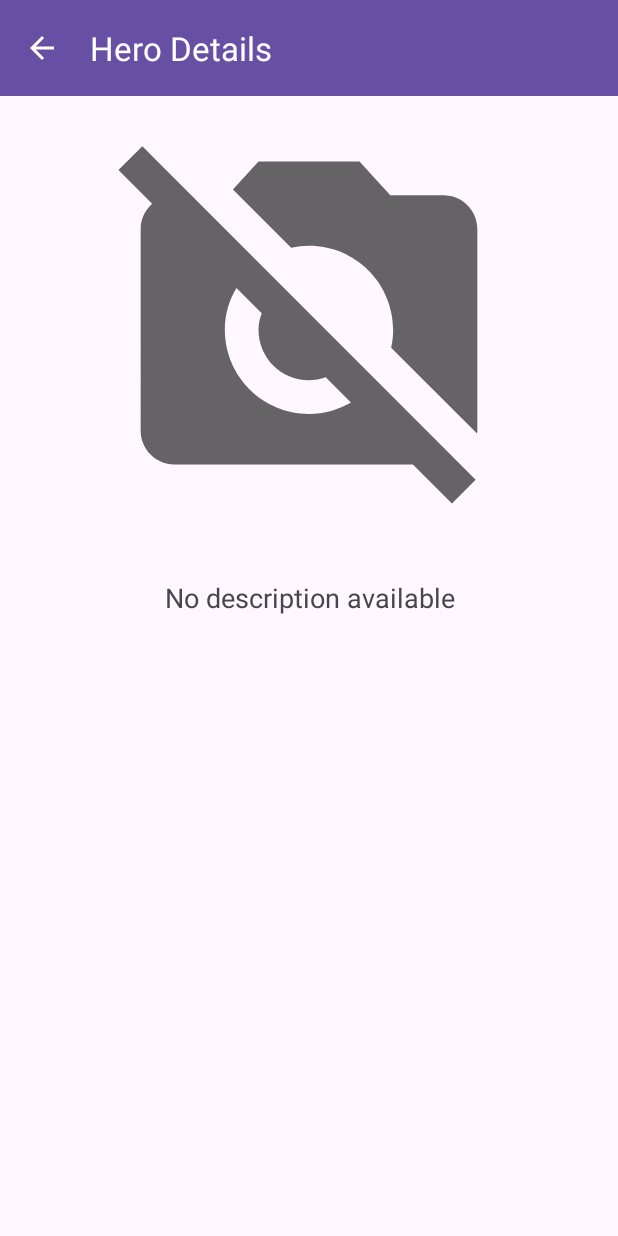
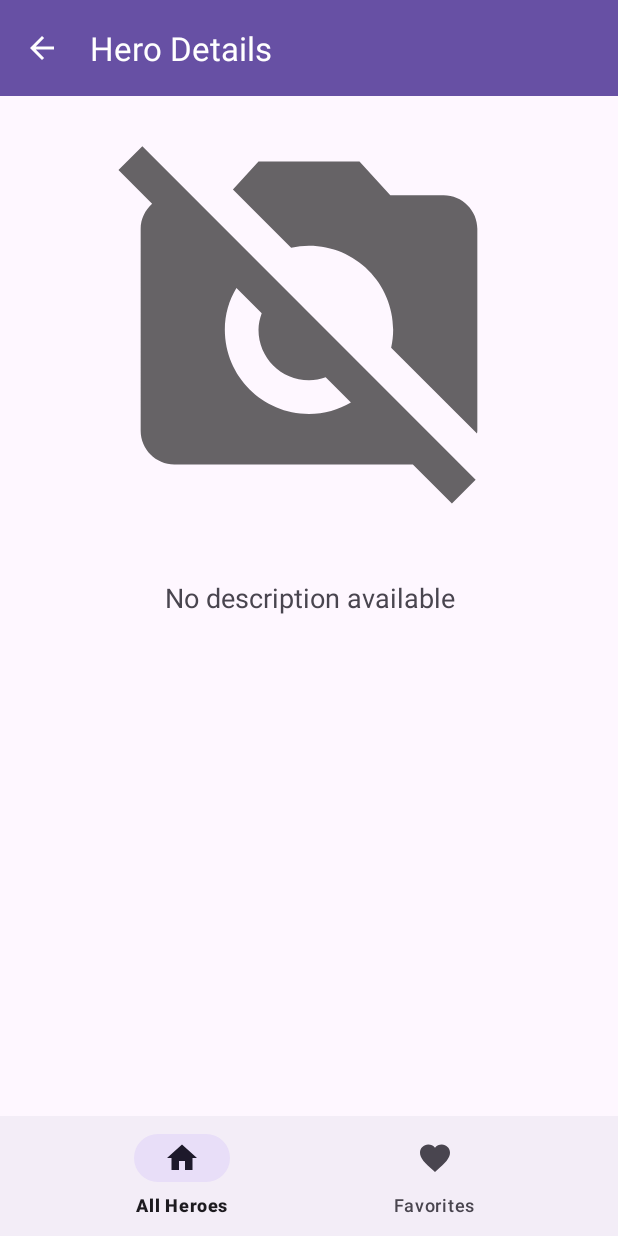
Before and after one commit to jefersonbaixo/heroes, an Android app: the fragment HeroDetailsFragment placed in its activity, on a phone screen of 412 x 824 dp. Run offline under Robolectric (Android 15) with nearby library versions, the phone set to English and light mode, and no system bars; pictures from the network do not load; 7 statements that could not run were skipped.

Commit message:
removed bottom_nav when on hero details screen, added new Hero class for better including on room.

```diff
--- a/app/src/main/java/mastering/andriod/heroes/MainActivity.kt
+++ b/app/src/main/java/mastering/andriod/heroes/MainActivity.kt
@@ -1,7 +1,11 @@
 package mastering.andriod.heroes
 
 import android.os.Bundle
+import android.view.View
+import android.widget.Toast
 import androidx.appcompat.app.AppCompatActivity
+import androidx.navigation.findNavController
+import androidx.navigation.fragment.NavHostFragment
 import mastering.andriod.heroes.databinding.ActivityMainBinding
 
 class MainActivity : AppCompatActivity() {
@@ -13,6 +17,16 @@ class MainActivity : AppCompatActivity() {
         binding = ActivityMainBinding.inflate(layoutInflater)
         setContentView(binding.root)
 
+        val navHostFragment =
+            supportFragmentManager.findFragmentById(R.id.nav_host_fragment) as NavHostFragment
+        val navController = navHostFragment.navController
+        navController.addOnDestinationChangedListener { _, destination, _ ->
+            if(destination.id == R.id.heroDetailsFragment) {
+                binding.bottomNavigationView.visibility = View.GONE
+            } else {
+                binding.bottomNavigationView.visibility = View.VISIBLE
+            }
+        }
     }
 
 
--- a/app/src/main/java/mastering/andriod/heroes/fragments/HeroDetailsFragment.kt
+++ b/app/src/main/java/mastering/andriod/heroes/fragments/HeroDetailsFragment.kt
@@ -34,7 +34,7 @@ class HeroDetailsFragment : Fragment() {
     private fun setupView() {
         val args: HeroDetailsFragmentArgs by navArgs()
         val name = args.hero.name
-        val imageUrl = args.hero.thumbnail.getFullImageUrl()
+        val imageUrl = args.hero.imageUrl
         val description = args.hero.description.ifEmpty { "No description available" }
 
         with(binding) {
--- a/app/src/main/java/mastering/andriod/heroes/models/CharacterResponse.kt
+++ b/app/src/main/java/mastering/andriod/heroes/models/CharacterResponse.kt
@@ -13,5 +13,5 @@ data class CharacterResponse(
 
 data class CharacterData(
     @SerializedName("results")
-    val results: List<Hero>
+    val results: List<HeroResponse>
 )
--- a/app/src/main/java/mastering/andriod/heroes/viewmodels/AllHeroesViewModel.kt
+++ b/app/src/main/java/mastering/andriod/heroes/viewmodels/AllHeroesViewModel.kt
@@ -5,6 +5,7 @@ import androidx.lifecycle.MutableLiveData
 import androidx.lifecycle.ViewModel
 import mastering.andriod.heroes.models.CharacterResponse
 import mastering.andriod.heroes.models.Hero
+import mastering.andriod.heroes.parseHero
 import mastering.andriod.heroes.services.Client
 import retrofit2.Call
 import retrofit2.Callback
@@ -32,7 +33,9 @@ class AllHeroesViewModel : ViewModel() {
                     _loadingData.value = false
                     if (response.isSuccessful) {
                         val characterResponse = response.body()
-                        val characters = characterResponse?.data?.results ?: listOf()
+                        val characters = characterResponse?.data?.results?.map {
+                            parseHero(it)
+                        } ?: listOf()
                         val newList = heroesData.value?.plus(characters) ?: characters
                         _heroesData.value = newList
                     } else {
--- /dev/null
+++ b/app/src/main/res/drawable/baseline_favorite_24.xml
@@ -0,0 +1,5 @@
+<vector android:height="24dp" android:tint="#6D1CBA"
+    android:viewportHeight="24" android:viewportWidth="24"
+    android:width="24dp" xmlns:android="http://schemas.android.com/apk/res/android">
+    <path android:fillColor="@android:color/white" android:pathData="M12,21.35l-1.45,-1.32C5.4,15.36 2,12.28 2,8.5 2,5.42 4.42,3 7.5,3c1.74,0 3.41,0.81 4.5,2.09C13.09,3.81 14.76,3 16.5,3 19.58,3 22,5.42 22,8.5c0,3.78 -3.4,6.86 -8.55,11.54L12,21.35z"/>
+</vector>
--- /dev/null
+++ b/app/src/main/res/drawable/baseline_home_24.xml
@@ -0,0 +1,5 @@
+<vector android:height="24dp" android:tint="#6D1CBA"
+    android:viewportHeight="24" android:viewportWidth="24"
+    android:width="24dp" xmlns:android="http://schemas.android.com/apk/res/android">
+    <path android:fillColor="@android:color/white" android:pathData="M10,20v-6h4v6h5v-8h3L12,3 2,12h3v8z"/>
+</vector>
--- a/app/src/main/res/layout/activity_main.xml
+++ b/app/src/main/res/layout/activity_main.xml
@@ -7,11 +7,21 @@
     tools:context=".MainActivity">
 
     <androidx.fragment.app.FragmentContainerView
-        android:id="@+id/nav_host_fragment_content_main"
+        android:id="@+id/nav_host_fragment"
         android:name="androidx.navigation.fragment.NavHostFragment"
         android:layout_width="match_parent"
-        android:layout_height="match_parent"
+        android:layout_height="0dp"
         app:defaultNavHost="true"
+        app:layout_constraintBottom_toTopOf="@+id/bottom_navigation_view"
+        app:layout_constraintTop_toTopOf="parent"
         app:navGraph="@navigation/nav_graph" />
 
+    <com.google.android.material.bottomnavigation.BottomNavigationView
+        android:id="@+id/bottom_navigation_view"
+        android:layout_width="match_parent"
+        android:layout_height="wrap_content"
+        app:layout_constraintTop_toBottomOf="@id/nav_host_fragment"
+        app:layout_constraintBottom_toBottomOf="parent"
+        app:menu="@menu/bottom_nav" />
+
 </androidx.constraintlayout.widget.ConstraintLayout>
--- /dev/null
+++ b/app/src/main/res/menu/bottom_nav.xml
@@ -0,0 +1,11 @@
+<?xml version="1.0" encoding="utf-8"?>
+<menu xmlns:android="http://schemas.android.com/apk/res/android">
+    <item
+        android:id="@+id/action_home"
+        android:icon="@drawable/baseline_home_24"
+        android:title="@string/all_heroes" />
+    <item
+        android:id="@+id/action_favorites"
+        android:icon="@drawable/baseline_favorite_24"
+        android:title="@string/favorites" />
+</menu>
--- a/app/src/main/res/navigation/nav_graph.xml
+++ b/app/src/main/res/navigation/nav_graph.xml
@@ -2,7 +2,7 @@
 <navigation xmlns:android="http://schemas.android.com/apk/res/android"
     xmlns:app="http://schemas.android.com/apk/res-auto"
     xmlns:tools="http://schemas.android.com/tools"
-    android:id="@+id/nav_graph.xml"
+    android:id="@+id/nav_graph"
     app:startDestination="@id/allHeroesFragment">
 
     <fragment
--- a/app/src/main/res/values/strings.xml
+++ b/app/src/main/res/values/strings.xml
@@ -1,4 +1,6 @@
 <resources>
     <string name="app_name">Heroes</string>
     <string name="hero_image">hero image</string>
+    <string name="all_heroes">All Heroes</string>
+    <string name="favorites">Favorites</string>
 </resources>
```
Also changed, not shown: app/build.gradle (+4 -3 lines), app/src/main/java/mastering/andriod/heroes/models/Hero.kt (+12 -15 lines), app/src/main/java/mastering/andriod/heroes/models/HeroResponse.kt (added, +29 -0 lines), app/src/main/java/mastering/andriod/heroes/utils.kt (+9 -0 lines).
